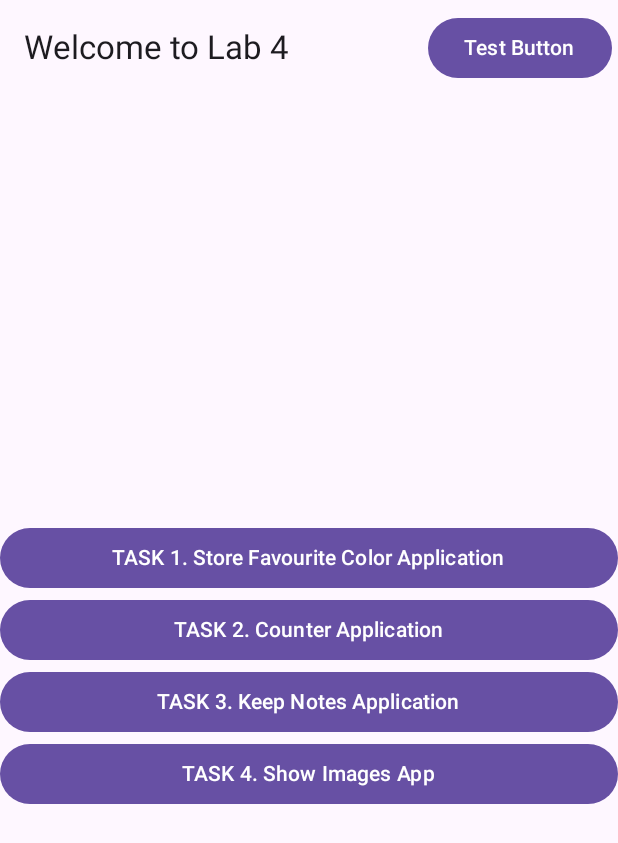
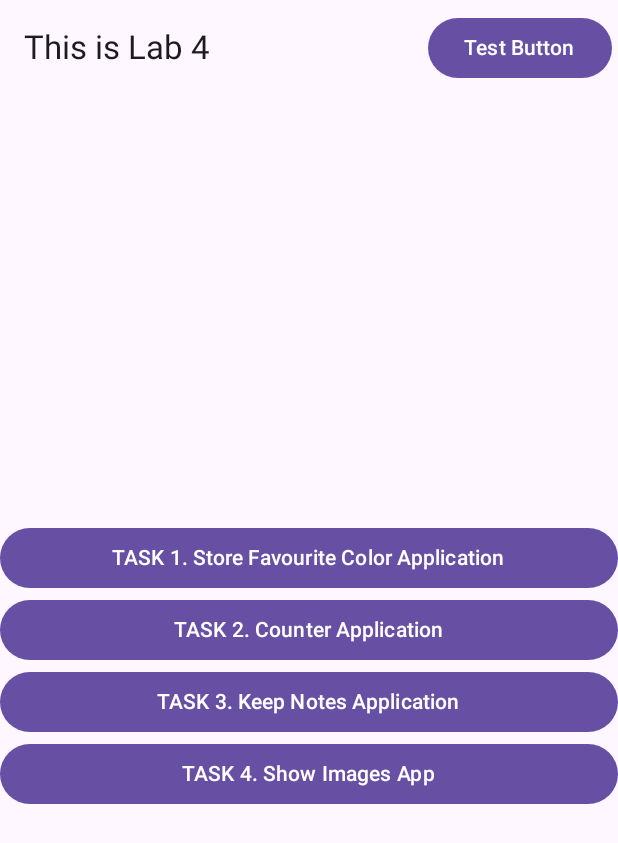
Before and after one commit to Hassan-memon009/MAD_Labs, an Android app built with Jetpack Compose: the screen it shows after launch (MainActivity), on a phone screen of 412 x 824 dp. Shown: the top 843 px of the screen. Run offline under Robolectric (Android 15) with nearby library versions, the phone set to English and light mode, and no system bars.

```diff
--- a/Lab4/app/src/main/java/com/example/lab4/MainActivity.kt
+++ b/Lab4/app/src/main/java/com/example/lab4/MainActivity.kt
@@ -51,7 +51,7 @@ fun MainScreen(context: Context = LocalContext.current, nav: NavController) {
     Scaffold(
         topBar = {
             TopAppBar(
-                title = { Text(text = "Welcome to Lab 4") },
+                title = { Text(text = "This is Lab 4") },
                 actions = {
                     Button(onClick = {
 
--- a/Lab4/app/src/main/java/com/example/lab4/Task1.kt
+++ b/Lab4/app/src/main/java/com/example/lab4/Task1.kt
@@ -128,7 +128,7 @@ class Task1 {
                     pickedColor.value = color
                     controller.setWheelColor(color)
                 }) {
-                Text(text = "Retreve Color")
+                Text(text = "Getting Color")
             }
             BoxWithConstraints(
                 modifier = Modifier.background(pickedColor.value).fillMaxWidth().height(50.dp).padding(top = 20.dp)
```
